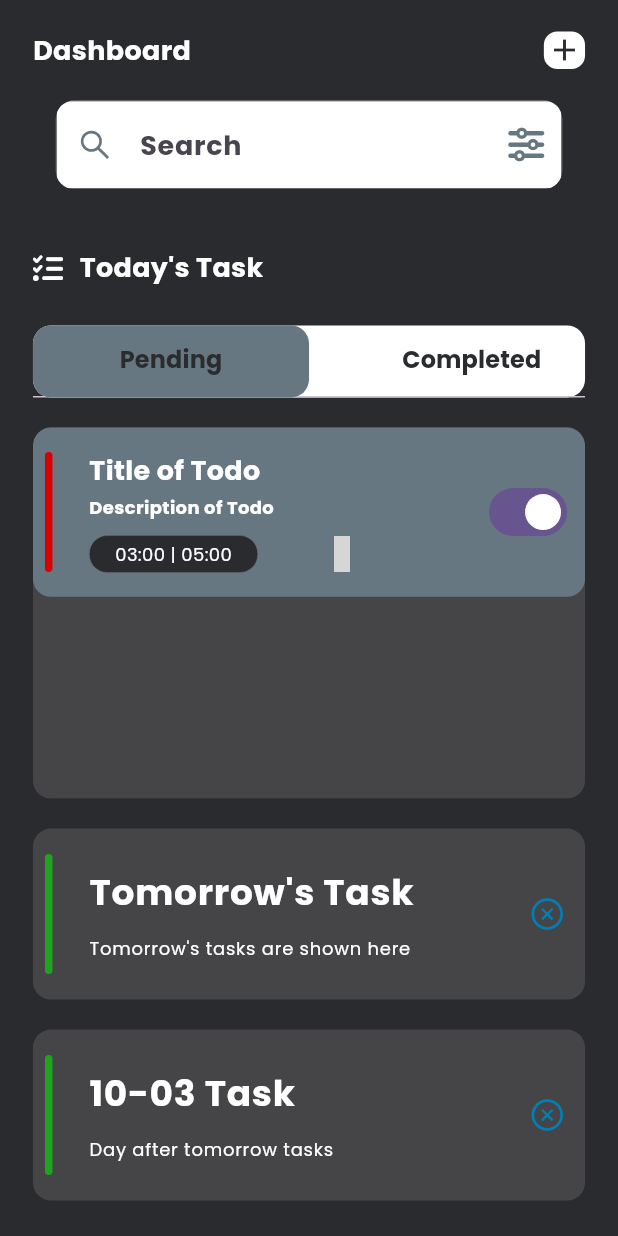
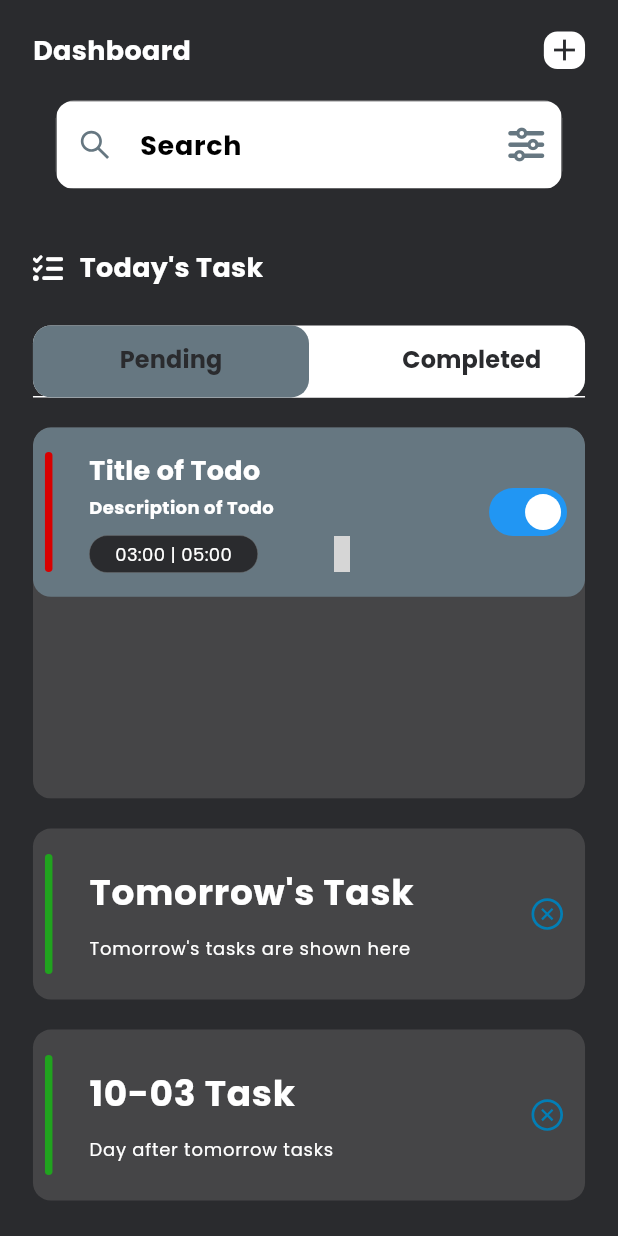
Before and after one commit to AmirBerenji/todo_proj, a Flutter app: the screen it shows after launch, on a phone screen of 412 x 824 dp. Run offline on Flutter 3.47's test engine with Material 3 defaults, Android fonts, the phone set to English and light mode, and no system bars; drawn by our look-alikes of dynamic_color; our stand-ins replace country_picker, flutter_screenutil, flutter_vector_icons, google_fonts, hooks_riverpod, pinput and 3 more; accounts and stored records are empty; generated files the repository leaves out were written again; grey boxes are pictures that could not be loaded.

Commit message:
Create query of database and theme of app

```diff
--- a/lib/main.dart
+++ b/lib/main.dart
@@ -1,8 +1,8 @@
+import 'package:dynamic_color/dynamic_color.dart';
 import 'package:flutter/material.dart';
 import 'package:flutter_screenutil/flutter_screenutil.dart';
 import 'package:hooks_riverpod/hooks_riverpod.dart';
 import 'package:todo_proj/common/utils/constants.dart';
-import 'package:todo_proj/features/auth/pages/test_page.dart';
 import 'package:todo_proj/features/todo/pages/homepage.dart';
 
 void main() {
@@ -12,6 +12,13 @@
 class MyApp extends StatelessWidget {
   const MyApp({super.key});
 
+  static final defualtLightColorScheme = ColorScheme.fromSwatch(
+    primarySwatch: Colors.blue);
+
+  static final defualtDarkColorScheme = ColorScheme.fromSwatch(
+    brightness: Brightness.dark,
+    primarySwatch: Colors.blue);
+
   // This widget is the root of your application.
   @override
   Widget build(BuildContext context) {
@@ -20,18 +27,26 @@
       designSize: const Size(375,825),
       minTextAdapt: true,
       builder: (context,child) {
+        return DynamicColorBuilder(
+          builder: (lightColorScheme,darkColorScheme) {
             return MaterialApp(
               debugShowCheckedModeBanner: false,
               title: 'Flutter Demo',
               theme: ThemeData(
                 scaffoldBackgroundColor: AppConst.kBkDark,
-            colorScheme: ColorScheme.fromSeed(seedColor: Colors.deepPurple),
+                colorScheme: lightColorScheme ?? defualtLightColorScheme,
                 useMaterial3: true,
               ),
-          darkTheme: ThemeData.dark(),
+              darkTheme: ThemeData(
+                colorScheme: darkColorScheme ?? defualtDarkColorScheme,
+                scaffoldBackgroundColor: AppConst.kBkDark,
+                useMaterial3: true,
+              ),
               home: const Homepage(),
             );
           }
         );
       }
+    );
   }
+}
--- a/pubspec.yaml
+++ b/pubspec.yaml
@@ -43,6 +43,8 @@ dependencies:
   country_picker: ^2.0.26
   pinput: ^5.0.0
   riverpod_annotation: ^2.3.5
+  sqflite: ^2.3.3+2
+  dynamic_color: ^1.7.0
 
 dev_dependencies:
   flutter_test:
```
Also changed, not shown: lib/common/helpers/db_helper.dart (added, +102 -0 lines), pubspec.lock, 5 other files. Lines whose indentation alone changed are shown as unchanged.
